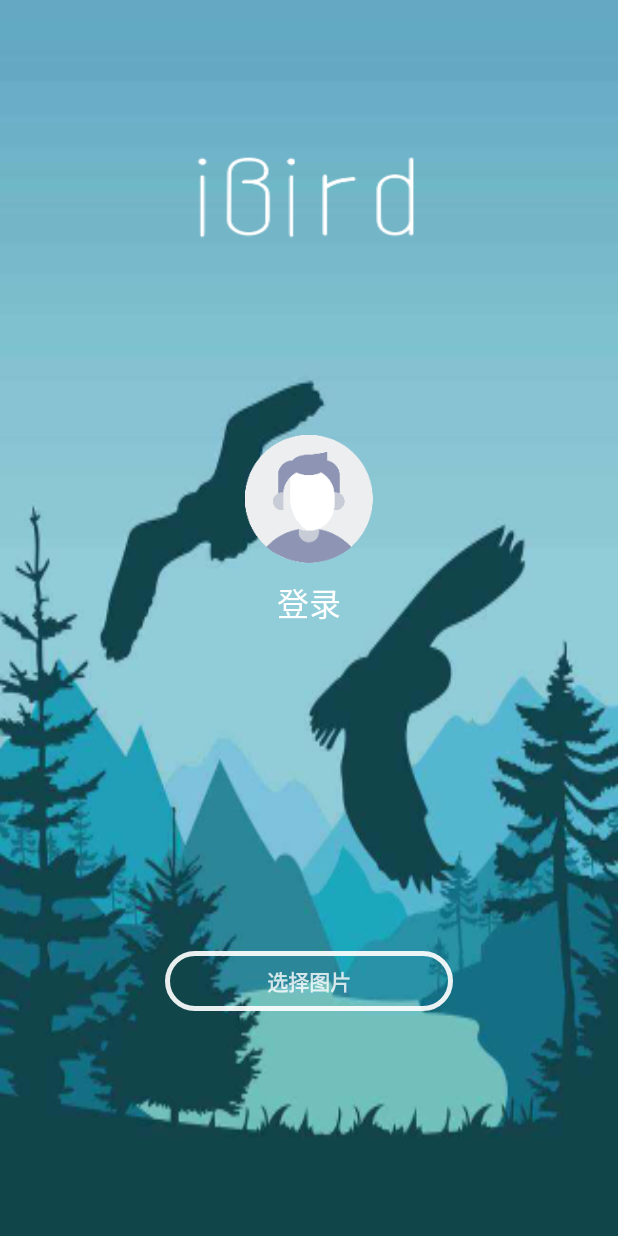
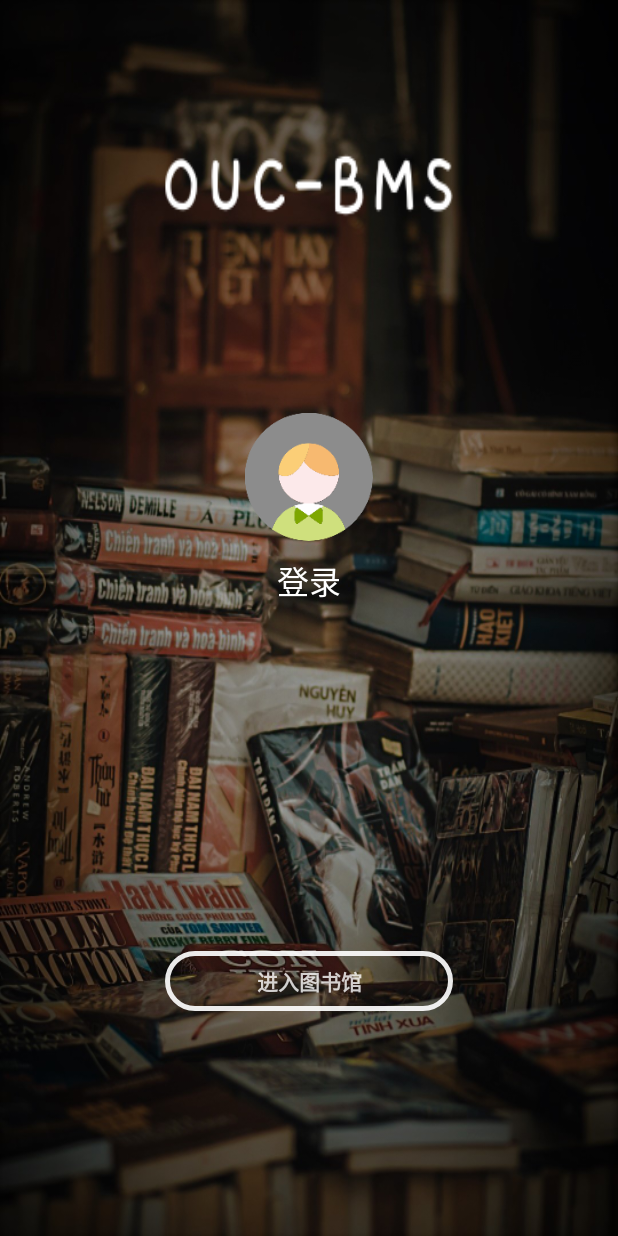
Before and after one commit to OUC-BMS/Front-End, an Android app: the screen it shows after launch (MainActivity), on a phone screen of 412 x 824 dp. Run offline under Robolectric (Android 15) with nearby library versions, the phone set to English and light mode, and no system bars; our stand-ins replace CircleImageView; libraries missing offline, so code that uses them is left out: com.hb.dialog, com.pedaily.yc, me.leefeng.promptlibrary, site.gemus.openingstartanimation; pictures from the network do not load; 5 statements that could not run were skipped.

Commit message:
:lipstick: 登录注册及主界面Ui

```diff
--- a/app/src/main/res/layout/activity_main.xml
+++ b/app/src/main/res/layout/activity_main.xml
@@ -6,12 +6,12 @@
     android:layout_width="match_parent"
     android:layout_height="match_parent"
     android:orientation="vertical"
-    android:background="@drawable/bg_main3"
+    android:background="@drawable/bg_main4"
     tools:context=".MainActivity">
     <ImageView
-        android:layout_width="150sp"
-        android:layout_height="60dp"
-        android:background="@drawable/ibird_text1"
+        android:layout_width="200sp"
+        android:layout_height="45dp"
+        android:background="@drawable/logo_white"
         android:layout_gravity="center_horizontal"
         android:layout_marginTop="100dp"/>
     <LinearLayout
@@ -27,7 +27,7 @@
             android:id="@+id/iv_user"
             android:layout_width="85dp"
             android:layout_height="85dp"
-            android:background="@drawable/avater2"
+            android:background="@drawable/avater3"
             android:layout_gravity="center_horizontal" />
             <TextView
                 android:id="@+id/tv_username"
@@ -65,7 +65,7 @@
         android:background="@drawable/btn_rounded_white"
         android:textColor="#CBFFFFFF"
         android:textAllCaps="false"
-        android:text="选择图片"
+        android:text="进入图书馆"
         android:layout_marginBottom="150dp"
         android:textStyle="bold"
         android:layout_gravity="end"/>
```
Also changed, not shown: app/src/main/res/layout/activity_login.xml (+7 -6 lines), app/src/main/res/drawable-xxhdpi/bg_main4.jpg (added), app/src/main/res/drawable-xxhdpi/logo1.png (added), app/src/main/res/drawable-xxhdpi/logo2.png (added), app/src/main/res/drawable-xxhdpi/logo3.png (added), app/src/main/res/drawable-xxhdpi/logo_white.png (added), app/src/main/res/drawable-xxhdpi/text_logo.png (added).
